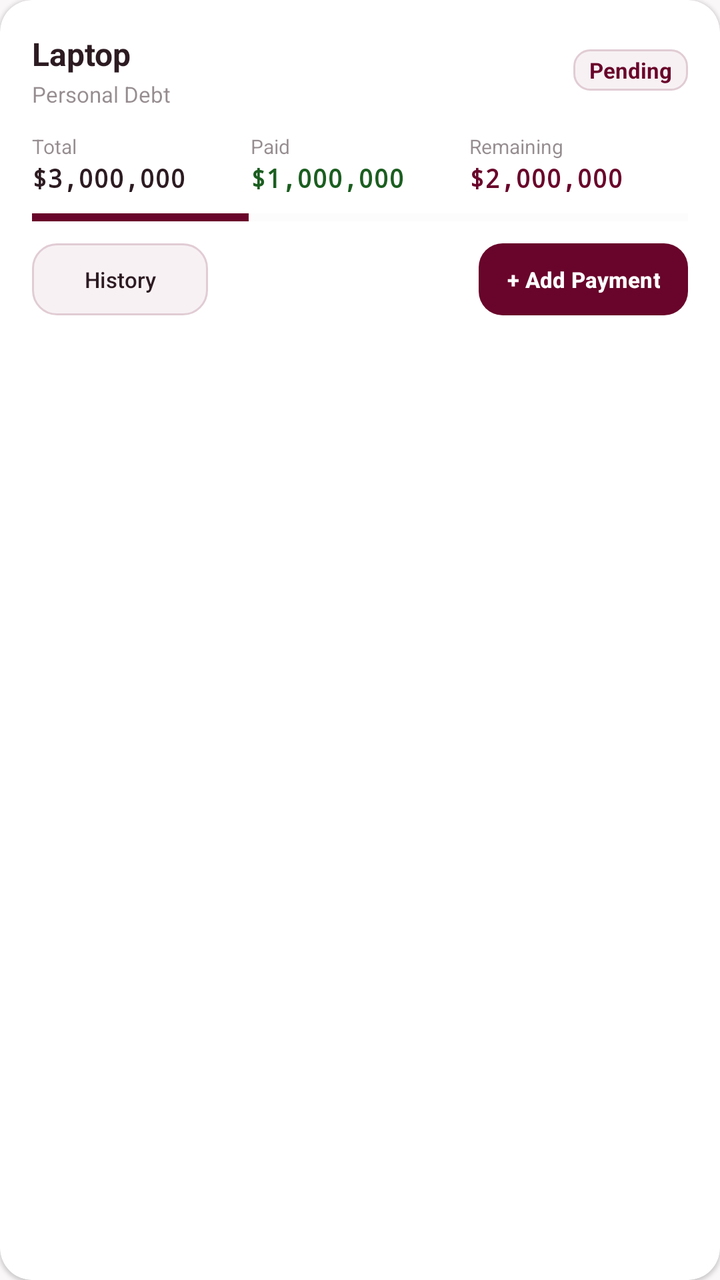
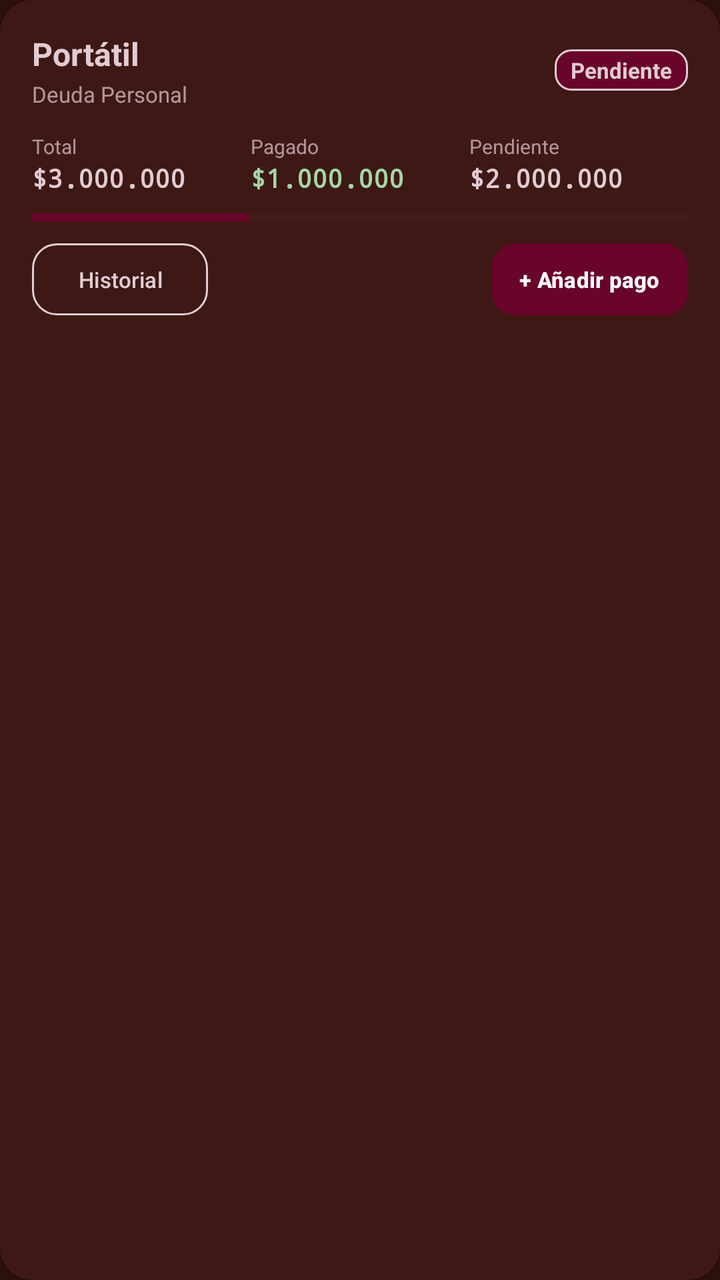

The first picture is an Android layout as it rendered before a commit; the second is the same layout after the commit. The layout source and the unified diff follow.
<!-- AndroidManifest.xml: application theme Theme.Freyr -->
<!-- res/layout/item_debt.xml -->
<?xml version="1.0" encoding="utf-8"?>
<androidx.cardview.widget.CardView xmlns:android="http://schemas.android.com/apk/res/android"
    xmlns:app="http://schemas.android.com/apk/res-auto"
    android:layout_width="match_parent"
    android:layout_height="wrap_content"
    android:layout_marginBottom="12dp"
    app:cardCornerRadius="16dp"
    app:cardElevation="1dp"
    app:cardBackgroundColor="@color/freyr_surface">

    <LinearLayout
        android:layout_width="match_parent"
        android:layout_height="wrap_content"
        android:orientation="vertical"
        android:padding="16dp">

        
        <LinearLayout
            android:layout_width="match_parent"
            android:layout_height="wrap_content"
            android:orientation="horizontal"
            android:gravity="center_vertical">

            <LinearLayout
                android:layout_width="0dp"
                android:layout_height="wrap_content"
                android:layout_weight="1"
                android:orientation="vertical">

                <TextView
                    android:id="@+id/tv_debt_name"
                    android:layout_width="wrap_content"
                    android:layout_height="wrap_content"
                    android:text="Laptop"
                    android:textColor="@color/freyr_text_primary"
                    android:textSize="16sp"
                    android:textStyle="bold" />

                <TextView
                    android:id="@+id/tv_debt_scope"
                    android:layout_width="wrap_content"
                    android:layout_height="wrap_content"
                    android:text="Personal Debt"
                    android:textColor="@color/freyr_text_secondary"
                    android:textSize="11sp"
                    android:layout_marginTop="2dp" />
            </LinearLayout>

            <TextView
                android:id="@+id/tv_debt_status"
                android:layout_width="wrap_content"
                android:layout_height="wrap_content"
                android:text="Pending"
                android:textColor="@color/freyr_primary"
                android:textSize="11sp"
                android:textStyle="bold"
                android:background="@drawable/bg_status_pending"
                android:paddingStart="8dp"
                android:paddingEnd="8dp"
                android:paddingTop="3dp"
                android:paddingBottom="3dp" />
        </LinearLayout>

        
        <TextView
            android:id="@+id/tv_debt_desc"
            android:layout_width="match_parent"
            android:layout_height="wrap_content"
            android:text="Work laptop installment"
            android:textColor="@color/freyr_text_secondary"
            android:textSize="12sp"
            android:layout_marginTop="6dp"
            android:visibility="gone" />

        
        <LinearLayout
            android:layout_width="match_parent"
            android:layout_height="wrap_content"
            android:orientation="horizontal"
            android:layout_marginTop="12dp">

            <LinearLayout
                android:layout_width="0dp"
                android:layout_height="wrap_content"
                android:layout_weight="1"
                android:orientation="vertical">
                <TextView
                    android:layout_width="wrap_content"
                    android:layout_height="wrap_content"
                    android:text="Total"
                    android:textColor="@color/freyr_text_secondary"
                    android:textSize="10sp" />
                <TextView
                    android:id="@+id/tv_debt_total"
                    android:layout_width="wrap_content"
                    android:layout_height="wrap_content"
                    android:text="$3,000,000"
                    android:textColor="@color/freyr_text_primary"
                    android:textSize="13sp"
                    android:textStyle="bold"
                    android:fontFamily="monospace" />
            </LinearLayout>

            <LinearLayout
                android:layout_width="0dp"
                android:layout_height="wrap_content"
                android:layout_weight="1"
                android:orientation="vertical">
                <TextView
                    android:layout_width="wrap_content"
                    android:layout_height="wrap_content"
                    android:text="Paid"
                    android:textColor="@color/freyr_text_secondary"
                    android:textSize="10sp" />
                <TextView
                    android:id="@+id/tv_debt_paid"
                    android:layout_width="wrap_content"
                    android:layout_height="wrap_content"
                    android:text="$1,000,000"
                    android:textColor="@color/freyr_status_paid"
                    android:textSize="13sp"
                    android:textStyle="bold"
                    android:fontFamily="monospace" />
            </LinearLayout>

            <LinearLayout
                android:layout_width="0dp"
                android:layout_height="wrap_content"
                android:layout_weight="1"
                android:orientation="vertical">
                <TextView
                    android:layout_width="wrap_content"
                    android:layout_height="wrap_content"
                    android:text="Remaining"
                    android:textColor="@color/freyr_text_secondary"
                    android:textSize="10sp" />
                <TextView
                    android:id="@+id/tv_debt_remaining"
                    android:layout_width="wrap_content"
                    android:layout_height="wrap_content"
                    android:text="$2,000,000"
                    android:textColor="@color/freyr_primary"
                    android:textSize="13sp"
                    android:textStyle="bold"
                    android:fontFamily="monospace" />
            </LinearLayout>
        </LinearLayout>

        
        <ProgressBar
            android:id="@+id/pb_debt_progress"
            style="?android:attr/progressBarStyleHorizontal"
            android:layout_width="match_parent"
            android:layout_height="6dp"
            android:progress="33"
            android:progressTint="@color/freyr_primary"
            android:progressBackgroundTint="@color/freyr_secondary_light"
            android:layout_marginTop="8dp" />

        
        <LinearLayout
            android:layout_width="match_parent"
            android:layout_height="wrap_content"
            android:orientation="horizontal"
            android:gravity="center_vertical"
            android:layout_marginTop="10dp">

            <Button
                android:id="@+id/btn_debt_history"
                android:layout_width="wrap_content"
                android:layout_height="36dp"
                android:text="History"
                android:textSize="11sp"
                android:background="@drawable/bg_button_secondary"
                android:textColor="@color/freyr_text_primary"
                android:paddingStart="12dp"
                android:paddingEnd="12dp"
                app:backgroundTint="@null" />

            <View
                android:layout_width="0dp"
                android:layout_height="1dp"
                android:layout_weight="1" />

            <Button
                android:id="@+id/btn_debt_pay"
                android:layout_width="wrap_content"
                android:layout_height="36dp"
                android:text="+ Add Payment"
                android:textSize="11sp"
                android:textStyle="bold"
                android:background="@drawable/bg_button_primary"
                android:textColor="#FFFFFF"
                android:paddingStart="14dp"
                android:paddingEnd="14dp"
                app:backgroundTint="@null" />
        </LinearLayout>
    </LinearLayout>
</androidx.cardview.widget.CardView>
<!-- resources referenced by this layout -->
<resources>
  <color name="freyr_primary">#69042A</color>
  <color name="freyr_secondary_light">#F7F1F4</color>
  <color name="freyr_status_paid">#1B5E20</color>
  <color name="freyr_surface">#FFFFFF</color>
  <color name="freyr_text_primary">#2D1B22</color>
  <color name="freyr_text_secondary">#802D1B22</color>
  <!-- drawable bg_button_primary (drawable) -->
  <?xml version="1.0" encoding="utf-8"?>
  <ripple xmlns:android="http://schemas.android.com/apk/res/android"
      android:color="#33FFFFFF">
      <item>
          <shape android:shape="rectangle">
              <corners android:radius="12dp" />
              <solid android:color="@color/freyr_primary" />
          </shape>
      </item>
  </ripple>
  <!-- drawable bg_button_secondary (drawable) -->
  <?xml version="1.0" encoding="utf-8"?>
  <ripple xmlns:android="http://schemas.android.com/apk/res/android"
      android:color="#1A69042A">
      <item>
          <shape android:shape="rectangle">
              <corners android:radius="12dp" />
              <solid android:color="@color/freyr_secondary_light" />
              <stroke android:width="1dp" android:color="@color/freyr_secondary" />
          </shape>
      </item>
  </ripple>
  <!-- drawable bg_status_pending (drawable) -->
  <?xml version="1.0" encoding="utf-8"?>
  <shape xmlns:android="http://schemas.android.com/apk/res/android"
      android:shape="rectangle">
      <corners android:radius="8dp" />
      <solid android:color="@color/freyr_secondary_light" />
      <stroke android:width="1dp" android:color="@color/freyr_secondary" />
  </shape>
  <style name="Theme.Freyr" parent="Theme.Material3.Light.NoActionBar">
          
          <item name="colorPrimary">@color/freyr_primary</item>
          <item name="colorPrimaryDark">@color/freyr_primary_dark</item>
          <item name="colorSecondary">@color/freyr_secondary</item>
          <item name="colorOnPrimary">#FFFFFF</item>
          <item name="colorOnSecondary">@color/freyr_primary</item>
  
          
          <item name="android:colorBackground">@color/freyr_background</item>
          <item name="colorSurface">@color/freyr_surface</item>
          <item name="colorOnSurface">@color/freyr_text_primary</item>
  
          
          <item name="android:statusBarColor">@color/freyr_background</item>
          <item name="android:windowLightStatusBar">true</item>
          <item name="android:navigationBarColor">@color/freyr_background</item>
          <item name="android:windowLightNavigationBar">true</item>
      </style>
  <color name="freyr_secondary">#E1CCD4</color>
  <color name="freyr_primary_dark">#520320</color>
  <color name="freyr_background">#FAF7F8</color>
</resources>

<!-- the commit's change to res/layout/item_debt.xml (unified diff, before → after) -->
@@ -31,7 +31,7 @@
                     android:id="@+id/tv_debt_name"
                     android:layout_width="wrap_content"
                     android:layout_height="wrap_content"
-                    android:text="Laptop"
+                    android:text="Portátil"
                     android:textColor="@color/freyr_text_primary"
                     android:textSize="16sp"
                     android:textStyle="bold" />
@@ -40,7 +40,7 @@
                     android:id="@+id/tv_debt_scope"
                     android:layout_width="wrap_content"
                     android:layout_height="wrap_content"
-                    android:text="Personal Debt"
+                    android:text="Deuda Personal"
                     android:textColor="@color/freyr_text_secondary"
                     android:textSize="11sp"
                     android:layout_marginTop="2dp" />
@@ -50,8 +50,8 @@
                 android:id="@+id/tv_debt_status"
                 android:layout_width="wrap_content"
                 android:layout_height="wrap_content"
-                android:text="Pending"
-                android:textColor="@color/freyr_primary"
+                android:text="Pendiente"
+                android:textColor="@color/freyr_secondary"
                 android:textSize="11sp"
                 android:textStyle="bold"
                 android:background="@drawable/bg_status_pending"
@@ -66,7 +66,7 @@
             android:id="@+id/tv_debt_desc"
             android:layout_width="match_parent"
             android:layout_height="wrap_content"
-            android:text="Work laptop installment"
+            android:text="Cuota del portátil de trabajo"
             android:textColor="@color/freyr_text_secondary"
             android:textSize="12sp"
             android:layout_marginTop="6dp"
@@ -94,7 +94,7 @@
                     android:id="@+id/tv_debt_total"
                     android:layout_width="wrap_content"
                     android:layout_height="wrap_content"
-                    android:text="$3,000,000"
+                    android:text="$3.000.000"
                     android:textColor="@color/freyr_text_primary"
                     android:textSize="13sp"
                     android:textStyle="bold"
@@ -109,14 +109,14 @@
                 <TextView
                     android:layout_width="wrap_content"
                     android:layout_height="wrap_content"
-                    android:text="Paid"
+                    android:text="Pagado"
                     android:textColor="@color/freyr_text_secondary"
                     android:textSize="10sp" />
                 <TextView
                     android:id="@+id/tv_debt_paid"
                     android:layout_width="wrap_content"
                     android:layout_height="wrap_content"
-                    android:text="$1,000,000"
+                    android:text="$1.000.000"
                     android:textColor="@color/freyr_status_paid"
                     android:textSize="13sp"
                     android:textStyle="bold"
@@ -131,15 +131,15 @@
                 <TextView
                     android:layout_width="wrap_content"
                     android:layout_height="wrap_content"
-                    android:text="Remaining"
+                    android:text="Pendiente"
                     android:textColor="@color/freyr_text_secondary"
                     android:textSize="10sp" />
                 <TextView
                     android:id="@+id/tv_debt_remaining"
                     android:layout_width="wrap_content"
                     android:layout_height="wrap_content"
-                    android:text="$2,000,000"
-                    android:textColor="@color/freyr_primary"
+                    android:text="$2.000.000"
+                    android:textColor="@color/freyr_secondary"
                     android:textSize="13sp"
                     android:textStyle="bold"
                     android:fontFamily="monospace" />
@@ -154,7 +154,7 @@
             android:layout_height="6dp"
             android:progress="33"
             android:progressTint="@color/freyr_primary"
-            android:progressBackgroundTint="@color/freyr_secondary_light"
+            android:progressBackgroundTint="@color/freyr_secondary_subtle"
             android:layout_marginTop="8dp" />
 
         
@@ -169,7 +169,7 @@
                 android:id="@+id/btn_debt_history"
                 android:layout_width="wrap_content"
                 android:layout_height="36dp"
-                android:text="History"
+                android:text="Historial"
                 android:textSize="11sp"
                 android:background="@drawable/bg_button_secondary"
                 android:textColor="@color/freyr_text_primary"
@@ -186,7 +186,7 @@
                 android:id="@+id/btn_debt_pay"
                 android:layout_width="wrap_content"
                 android:layout_height="36dp"
-                android:text="+ Add Payment"
+                android:text="+ Añadir pago"
                 android:textSize="11sp"
                 android:textStyle="bold"
                 android:background="@drawable/bg_button_primary"
<!-- resource entries referenced after the edit -->
@@ -1,11 +1,10 @@
 <!-- resources referenced by this layout -->
 <resources>
   <color name="freyr_primary">#69042A</color>
-  <color name="freyr_secondary_light">#F7F1F4</color>
-  <color name="freyr_status_paid">#1B5E20</color>
-  <color name="freyr_surface">#FFFFFF</color>
-  <color name="freyr_text_primary">#2D1B22</color>
-  <color name="freyr_text_secondary">#802D1B22</color>
+  <color name="freyr_status_paid">#A5D6A7</color>
+  <color name="freyr_surface">#3D1814</color>
+  <color name="freyr_text_primary">#E1CCD4</color>
+  <color name="freyr_text_secondary">#B3E1CCD4</color>
   <!-- drawable bg_button_primary (drawable) -->
   <?xml version="1.0" encoding="utf-8"?>
   <ripple xmlns:android="http://schemas.android.com/apk/res/android"
@@ -20,24 +19,23 @@
   <!-- drawable bg_button_secondary (drawable) -->
   <?xml version="1.0" encoding="utf-8"?>
   <ripple xmlns:android="http://schemas.android.com/apk/res/android"
-      android:color="#1A69042A">
+      android:color="#33E1CCD4">
       <item>
           <shape android:shape="rectangle">
               <corners android:radius="12dp" />
-              <solid android:color="@color/freyr_secondary_light" />
+              <solid android:color="@color/freyr_surface" />
               <stroke android:width="1dp" android:color="@color/freyr_secondary" />
           </shape>
       </item>
   </ripple>
   <!-- drawable bg_status_pending (drawable) -->
   <?xml version="1.0" encoding="utf-8"?>
-  <shape xmlns:android="http://schemas.android.com/apk/res/android"
-      android:shape="rectangle">
+  <shape xmlns:android="http://schemas.android.com/apk/res/android">
       <corners android:radius="8dp" />
-      <solid android:color="@color/freyr_secondary_light" />
+      <solid android:color="@color/freyr_status_pending_bg" />
       <stroke android:width="1dp" android:color="@color/freyr_secondary" />
   </shape>
-  <style name="Theme.Freyr" parent="Theme.Material3.Light.NoActionBar">
+  <style name="Theme.Freyr" parent="Theme.Material3.Dark.NoActionBar">
           
           <item name="colorPrimary">@color/freyr_primary</item>
           <item name="colorPrimaryDark">@color/freyr_primary_dark</item>
@@ -52,12 +50,20 @@
   
           
           <item name="android:statusBarColor">@color/freyr_background</item>
-          <item name="android:windowLightStatusBar">true</item>
+          <item name="android:windowLightStatusBar">false</item>
           <item name="android:navigationBarColor">@color/freyr_background</item>
-          <item name="android:windowLightNavigationBar">true</item>
+          <item name="android:windowLightNavigationBar">false</item>
+          
+          
+          <item name="android:textColor">@color/freyr_text_primary</item>
+          <item name="android:textColorHint">@color/freyr_text_secondary</item>
+          <item name="colorControlNormal">@color/freyr_secondary</item>
+          <item name="colorControlActivated">@color/freyr_primary</item>
       </style>
+  <color name="freyr_status_pending_bg">#69042A</color>
   <color name="freyr_secondary">#E1CCD4</color>
-  <color name="freyr_primary_dark">#520320</color>
-  <color name="freyr_background">#FAF7F8</color>
+  <color name="freyr_secondary_subtle">#1AE1CCD4</color>
+  <color name="freyr_primary_dark">#4A031E</color>
+  <color name="freyr_background">#2E110E</color>
 </resources>
 
